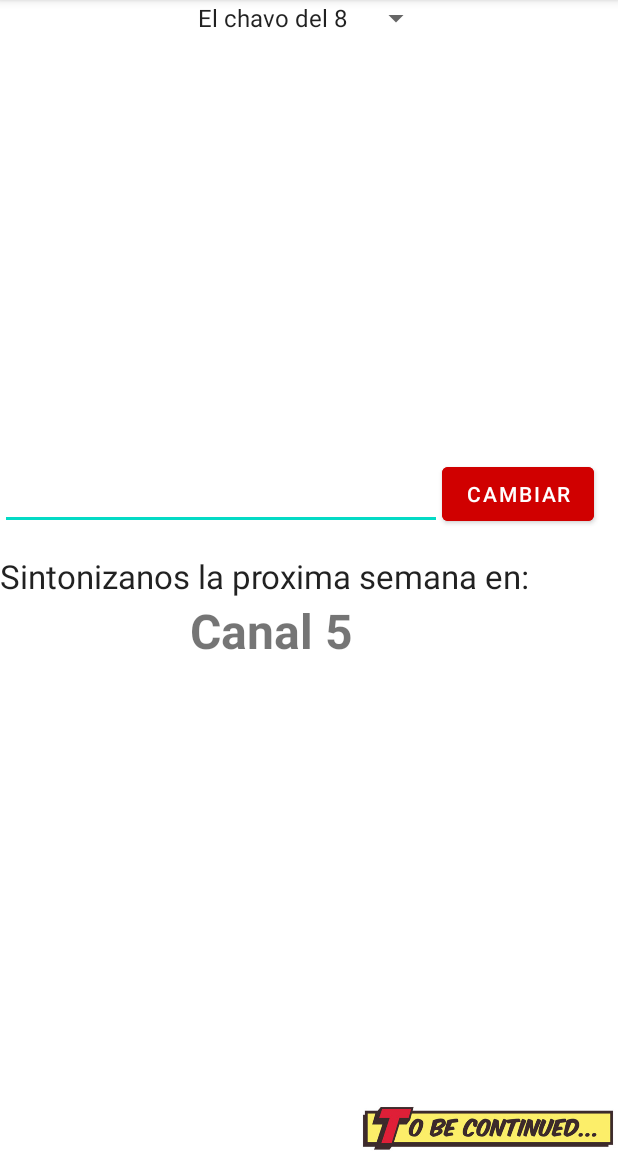
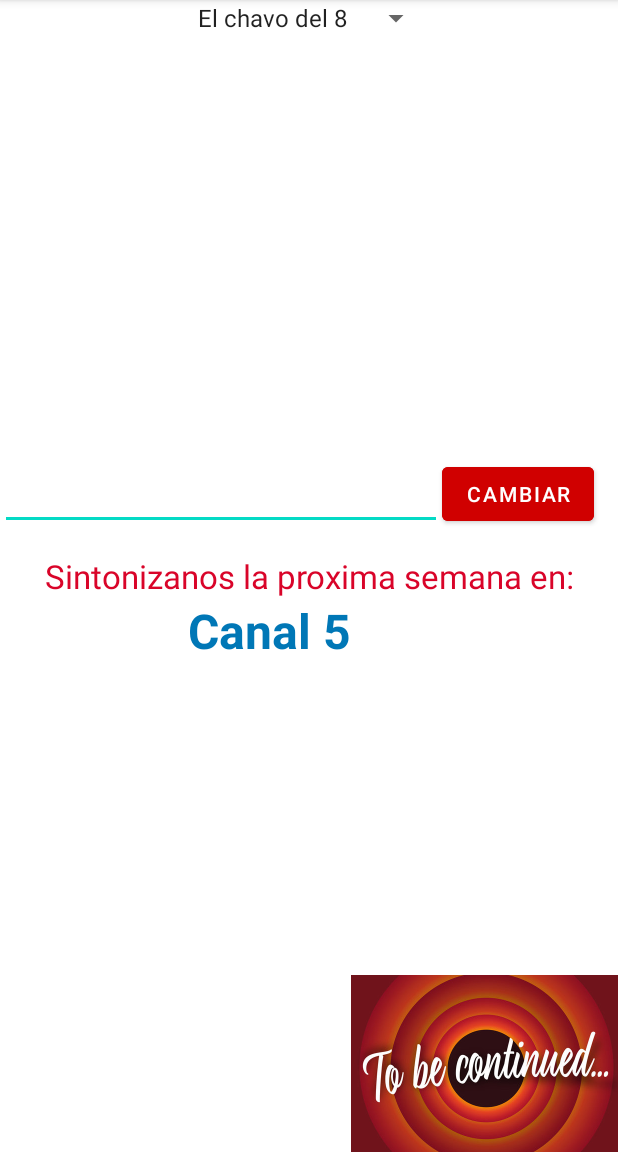
Before and after one commit to DanielHF2403/18680_Applicaciones, an Android app: the screen it shows after launch (MainActivity), on a phone screen of 412 x 824 dp, the part 84-1236 px from its top. Run offline under Robolectric (Android 15) with nearby library versions, the phone set to English and light mode, and no system bars.

Commit message:
cambio de imagen
Cambio de imagen y cambio de  Tv canal

```diff
--- a/RelativeLayout/app/build.gradle
+++ b/RelativeLayout/app/build.gradle
@@ -4,12 +4,12 @@ plugins {
 
 android {
     namespace 'edu.iest.relativelayout'
-    compileSdk 32
+    compileSdk 33
 
     defaultConfig {
         applicationId "edu.iest.relativelayout"
         minSdk 25
-        targetSdk 32
+        targetSdk 33
         versionCode 1
         versionName "1.0"
 
--- a/RelativeLayout/app/src/main/java/edu/iest/relativelayout/MainActivity.java
+++ b/RelativeLayout/app/src/main/java/edu/iest/relativelayout/MainActivity.java
@@ -3,12 +3,66 @@ package edu.iest.relativelayout;
 import androidx.appcompat.app.AppCompatActivity;
 
 import android.os.Bundle;
+import android.view.View;
+import android.widget.AdapterView;
+import android.widget.Button;
+import android.widget.EditText;
+import android.widget.ImageView;
+import android.widget.Spinner;
+import android.widget.TextView;
+import android.widget.Toast;
 
-public class MainActivity extends AppCompatActivity {
+import com.google.android.material.snackbar.Snackbar;
+
+public class MainActivity extends AppCompatActivity implements AdapterView.OnItemSelectedListener {
+    private ImageView ivContinuara;
 
     @Override
     protected void onCreate(Bundle savedInstanceState) {
         super.onCreate(savedInstanceState);
         setContentView(R.layout.activity_main);
+        Button bnCanal = findViewById(R.id.bnCambiar);
+        EditText etCanal = findViewById(R.id.etCanal);
+        TextView tvCanal = findViewById(R.id.tvCanal);
+        Spinner spProgramas = findViewById(R.id.spPrograma);
+        ivContinuara = findViewById(R.id.ivContinuara);
+
+        spProgramas.setOnItemSelectedListener(this);
+
+        bnCanal.setOnClickListener(new View.OnClickListener() {
+            @Override
+            public void onClick(View view) {
+                //Aquí la logica de que hacer al hacer click
+                //Obtendremos el valor del edittext y lo asignaremos al TextView inferior
+                String texto = etCanal.getText().toString();
+                if (texto.isEmpty()){
+                    Toast.makeText(MainActivity.this,"Escribe en la parte de arriba", Toast.LENGTH_LONG).show();
+                }else{
+                    Toast.makeText(MainActivity.this,"El valor era "+texto, Toast.LENGTH_LONG).show();
+                    tvCanal.setText(texto);
+                }
+
+            }
+        });
+    }
+
+    @Override
+    public void onItemSelected(AdapterView<?> adapterView, View view, int posicion, long l) {
+        String programa = adapterView.getItemAtPosition(posicion).toString();
+        Snackbar.make(adapterView, "Programa seleccionado" + programa,Snackbar.LENGTH_LONG).show();
+
+        if (posicion == 0){
+            ivContinuara.setImageResource(R.drawable.tobecontinued);
+        }else if (posicion == 1){
+            ivContinuara.setImageResource(R.drawable.tbconti);
+        }else {
+            ivContinuara.setImageResource(R.drawable.tbcontinue);
+        }
+
+    }
+
+    @Override
+    public void onNothingSelected(AdapterView<?> adapterView) {
+
     }
 }
--- a/RelativeLayout/app/src/main/res/layout/activity_main.xml
+++ b/RelativeLayout/app/src/main/res/layout/activity_main.xml
@@ -12,28 +12,32 @@
         android:layout_height="120dp"
         android:layout_alignParentEnd="true"
         android:layout_alignParentBottom="true"
-        android:layout_marginEnd="-3dp"
-        android:layout_marginBottom="-44dp"
+        android:layout_marginEnd="-2dp"
+        android:layout_marginBottom="-2dp"
         android:scaleType="centerCrop"
         android:text="Hello World!"
         app:srcCompat="@drawable/tbcontinue" />
 
     <TextView
-        android:id="@+id/tvCanal"
+        android:id="@+id/tvsintonizanos"
+        android:layout_width="match_parent"
+        android:layout_height="wrap_content"
+        android:layout_centerInParent="true"
         android:text="Sintonizanos la proxima semana en:"
         android:textAppearance="@style/TextAppearance.AppCompat.Large"
-        android:layout_centerInParent="true"
-        android:layout_width="match_parent"
-        android:layout_height="wrap_content" />
+        android:textColor="#d90429"
+        android:textAlignment="center" />
 
     <TextView
+        android:id="@+id/tvCanal"
         android:text="Canal 5"
         android:textSize="32sp"
         android:textStyle="bold"
-        android:layout_below="@id/tvCanal"
+        android:layout_below="@id/tvsintonizanos"
         android:layout_toStartOf="@id/ivContinuara"
         android:layout_width="wrap_content"
-        android:layout_height="wrap_content" />
+        android:layout_height="wrap_content"
+        android:textColor="#0077b6"/>
 
     <Button
         android:id="@+id/bnCambiar"
@@ -41,20 +45,22 @@
         android:layout_alignParentEnd="true"
         android:layout_marginEnd="16dp"
         android:layout_marginBottom="16dp"
-        android:layout_above="@id/tvCanal"
+        android:layout_above="@id/tvsintonizanos"
         android:layout_width="wrap_content"
         android:layout_height="wrap_content"
         android:backgroundTint="#d00000" />
 
     <EditText
+        android:id="@+id/etCanal"
         android:layout_width="match_parent"
         android:layout_height="wrap_content"
         android:layout_toStartOf="@id/bnCambiar"
-        android:layout_above="@id/tvCanal"
+        android:layout_above="@id/tvsintonizanos"
         android:layout_alignBottom="@id/bnCambiar"
         android:layout_alignTop="@id/bnCambiar" />
 
     <Spinner
+        android:id="@+id/spPrograma"
         android:entries="@array/programas"
         android:layout_alignParentTop="true"
         android:layout_centerHorizontal="true"
```
